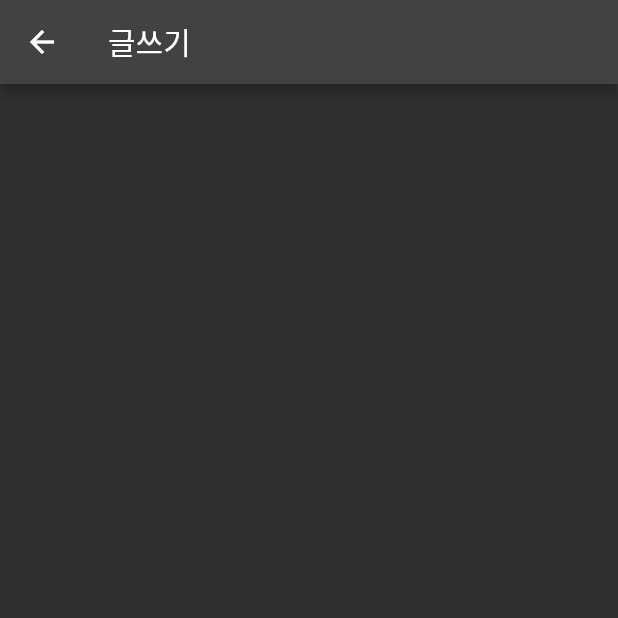
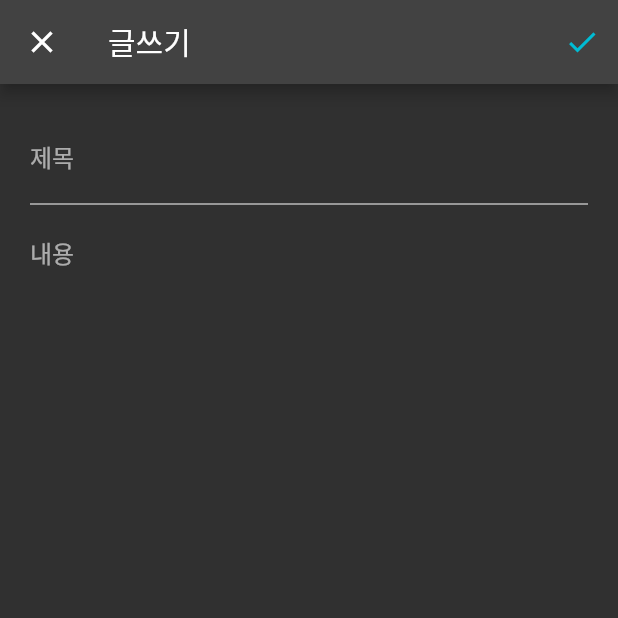
Before and after one commit to Zvckaya/Project_A, a Flutter app: the AddPostScreen screen opened directly, on a phone screen of 412 x 824 dp, the top half of it. Run offline on Flutter 3.47's test engine with Material 2 defaults, Android fonts, the phone set to English and light mode, and no system bars; our stand-ins replace cloud_firestore, firebase_auth, firebase_core, firebase_storage; accounts and stored records are empty.

Commit message:
add post method

```diff
--- /dev/null
+++ b/lib/models/post.dart
@@ -0,0 +1,44 @@
+import 'package:cloud_firestore/cloud_firestore.dart';
+
+class Post {
+  final String title;
+  final String description;
+  final String uid;
+  final String username;
+  final like;
+  final String postId;
+  final DateTime datePublished;
+
+  const Post({
+    required this.title,
+    required this.description,
+    required this.uid,
+    required this.username,
+    required this.like,
+    required this.postId,
+    required this.datePublished,
+  });
+
+  static Post fromSnap(DocumentSnapshot snap) {
+    var snapshot = snap.data() as Map<String, dynamic>;
+
+    return Post(
+        title: snapshot["title"],
+        description: snapshot["description"],
+        uid: snapshot["uid"],
+        username: snapshot["username"],
+        like: snapshot["like"],
+        postId: snapshot["postId"],
+        datePublished: snapshot["datePublished"]);
+  }
+
+  Map<String, dynamic> toJson() => {
+        "title": title,
+        "description": description,
+        "uid": uid,
+        "username": username,
+        "like": like,
+        "postId": postId,
+        "datePublished": datePublished
+      };
+}
--- a/lib/screen/add_post_screen.dart
+++ b/lib/screen/add_post_screen.dart
@@ -1,5 +1,11 @@
 import 'package:flutter/cupertino.dart';
+import 'package:flutter/foundation.dart';
 import 'package:flutter/material.dart';
+import 'package:project_a/constants/gaps.dart';
+import 'package:project_a/firebase/firestore_method.dart';
+import 'package:project_a/firebase/user_provider.dart';
+import 'package:project_a/models/user.dart';
+import 'package:provider/provider.dart';
 
 class AddPostScreen extends StatefulWidget {
   const AddPostScreen({super.key});
@@ -9,10 +15,113 @@ class AddPostScreen extends StatefulWidget {
 }
 
 class _AddPostScreenState extends State<AddPostScreen> {
+  GlobalKey<FormState> _formKey = GlobalKey<FormState>();
+  bool _isLoading = false;
+
+  void _onSubmitTap() {
+    if (_formKey.currentContext != null) {
+      if (_formKey.currentState!.validate()) {
+        _formKey.currentState!.save();
+      }
+      print(formDate['title']);
+    }
+  }
+
+  void CreatePost(String uid, String username) async {
+    setState(() {
+      _isLoading = true;
+    });
+    try {
+      String res = await FirestoreMethods().uploadPost(
+        formDate['title'].toString(),
+        formDate['description'].toString(),
+        uid,
+        username,
+      );
+      if (res == "sucess") {
+        setState(() {
+          _isLoading = false;
+        });
+      } else {}
+    } catch (e) {}
+  }
+
+  Map<String, String> formDate = {};
   @override
   Widget build(BuildContext context) {
+    final User? user = Provider.of<UserProvider>(context).getUser;
     return Scaffold(
-      appBar: AppBar(title: Text('글쓰기')),
+      appBar: AppBar(
+        title: Text('글쓰기'),
+        leading: IconButton(
+          icon: Icon(Icons.close),
+          onPressed: () {
+            Navigator.of(context).pop();
+          },
+        ),
+        actions: [
+          IconButton(
+            onPressed: () {
+              _onSubmitTap();
+              CreatePost(user!.uid, user!.username);
+            },
+            icon: Icon(
+              Icons.check,
+              color: Colors.cyan,
+            ),
+          )
+        ],
+      ),
+      body: Form(
+        key: _formKey,
+        child: Padding(
+          padding: const EdgeInsets.symmetric(horizontal: 20),
+          child: Column(
+            children: [
+              Gaps.v24,
+              TextFormField(
+                decoration: InputDecoration(
+                    border: InputBorder.none,
+                    hintText: '제목',
+                    focusColor: Colors.cyan,
+                    focusedBorder: InputBorder.none),
+                validator: (value) {
+                  if (value != null && value.isEmpty) {
+                    return "제목을 작성하세요";
+                  }
+                  return null;
+                },
+                onSaved: (newVal) {
+                  if (newVal != null) {
+                    formDate['title'] = newVal;
+                  }
+                },
+              ),
+              Divider(
+                color: Colors.white,
+              ),
+              TextFormField(
+                decoration: InputDecoration(
+                    border: InputBorder.none,
+                    hintText: '내용',
+                    focusColor: Colors.cyan,
+                    focusedBorder: InputBorder.none),
+                validator: (value) {
+                  if (value != null && value.isEmpty) {
+                    return "내용을 작성하세요";
+                  }
+                  return null;
+                },
+                onSaved: (newVal) {
+                  if (newVal != null) {
+                    formDate['description'] = newVal;
+                  }
+                },
+              ),
+            ],
+          ),
+        ),
+      ),
     );
   }
 }
--- a/pubspec.yaml
+++ b/pubspec.yaml
@@ -37,9 +37,11 @@ dependencies:
   cupertino_icons: ^1.0.2
   firebase_auth: ^4.7.2
   firebase_core: ^2.15.0
+  firebase_storage: ^11.2.3
   provider: ^6.0.5
   cloud_firestore: ^4.8.4
   url_launcher: ^6.1.12
+  uuid: ^3.0.7
   intl: ^0.18.1
 
 dev_dependencies:
```
Also changed, not shown: lib/board_layout.dart/free_board.dart (+21 -1 lines), lib/firebase/firestore_method.dart (added, +31 -0 lines), pubspec.lock, 1 other file.
